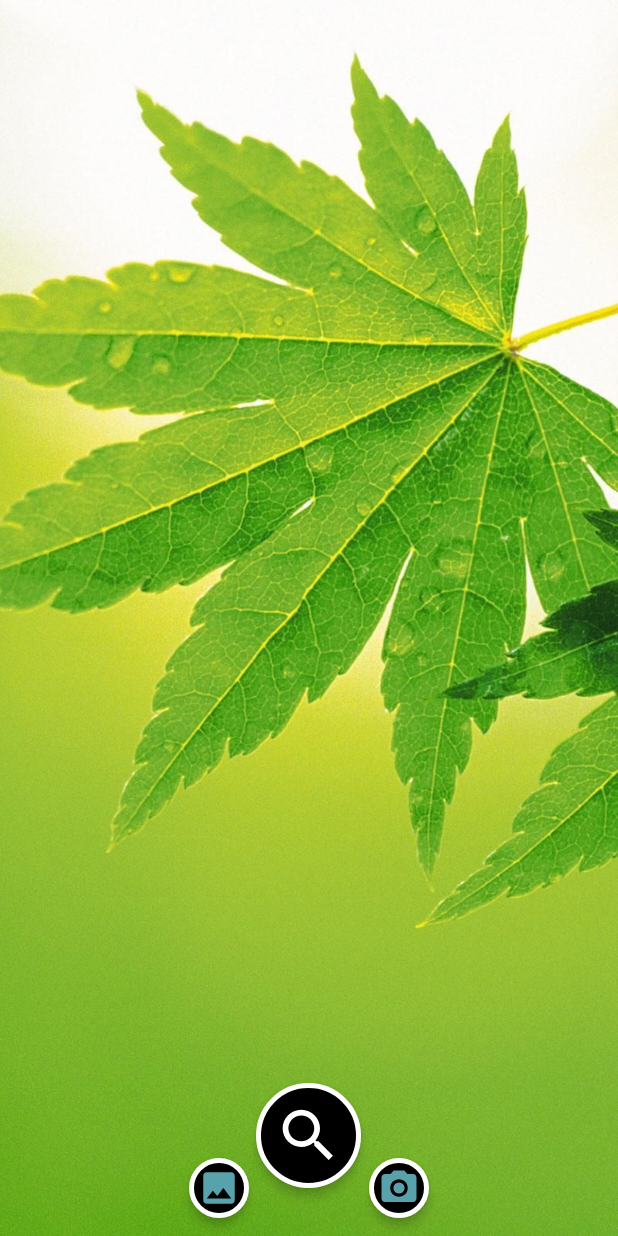
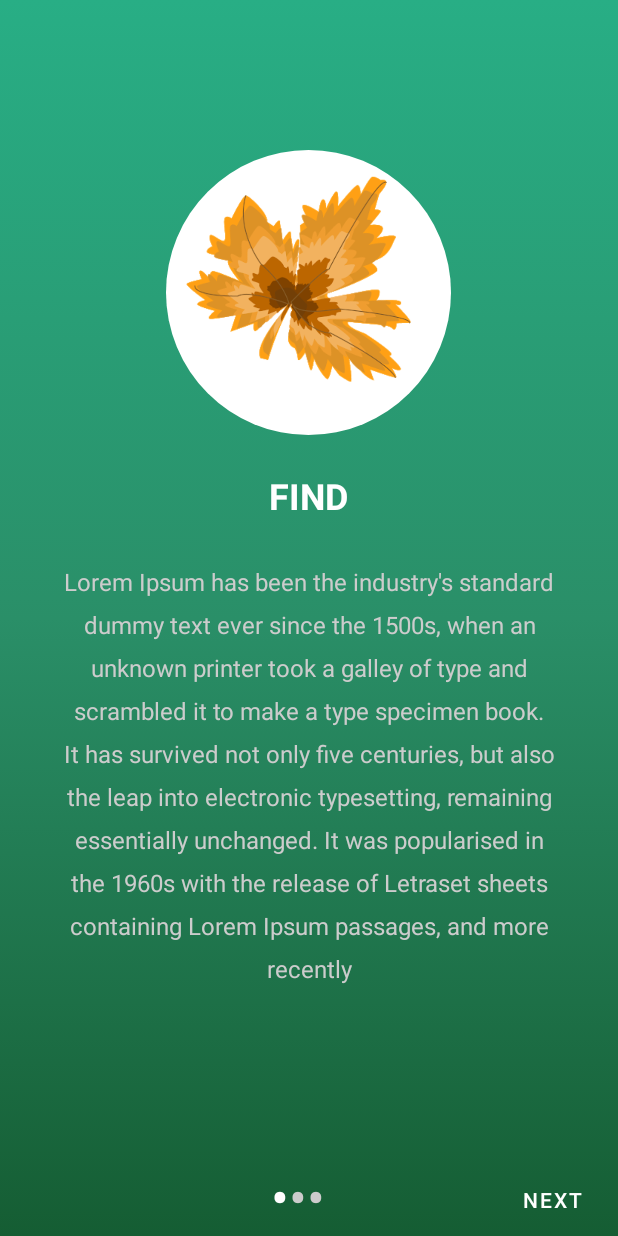
Before and after one commit to smensulaiman/Leaf-Recognition, an Android app: the screen it shows after launch (MainActivity before the commit, WelcomeActivity after it), on a phone screen of 412 x 824 dp. Run offline under Robolectric (Android 15) with nearby library versions, the phone set to English and light mode, and no system bars; our stand-ins replace CircleImageView.

Commit message:
welcome slider

```diff
--- a/app/build.gradle
+++ b/app/build.gradle
@@ -56,4 +56,7 @@ dependencies {
     implementation 'com.google.code.gson:gson:2.8.0'
     implementation 'com.orhanobut:logger:2.1.1'
     implementation 'org.greenrobot:eventbus:3.0.0'
+
+    //circle image
+    implementation 'de.hdodenhof:circleimageview:3.1.0'
 }
--- /dev/null
+++ b/app/src/main/java/com/example/leafrecognition/SliderAdapter.java
@@ -0,0 +1,70 @@
+package com.example.leafrecognition;
+
+import android.content.Context;
+import android.view.LayoutInflater;
+import android.view.View;
+import android.view.ViewGroup;
+import android.widget.ImageView;
+import android.widget.LinearLayout;
+import android.widget.RelativeLayout;
+import android.widget.TextView;
+
+import androidx.annotation.NonNull;
+import androidx.viewpager.widget.PagerAdapter;
+
+import de.hdodenhof.circleimageview.CircleImageView;
+
+
+public class SliderAdapter extends PagerAdapter {
+    Context context;
+    LayoutInflater layoutInflater;
+
+    public SliderAdapter(Context context) {
+        this.context = context;
+    }
+    //Array
+    public int[] sliderImage= new int[]{
+            R.drawable.pata1,
+            R.drawable.pata2,
+            R.drawable.pata3
+    };
+    public String[] headings={
+      "Find","Capture","Show"
+    };
+
+    public String[] discription= {
+      "Lorem Ipsum has been the industry's standard dummy text ever since the 1500s, when an unknown printer took a galley of type and scrambled it to make a type specimen book. It has survived not only five centuries, but also the leap into electronic typesetting, remaining essentially unchanged. It was popularised in the 1960s with the release of Letraset sheets containing Lorem Ipsum passages, and more recently",
+      "Sed ut perspiciatis unde omnis iste natus error sit voluptatem accusantium doloremque laudantium, totam rem aperiam, eaque ipsa quae ab illo inventore veritatis et quasi architecto beatae vitae dicta sunt explicabo. Nemo enim ipsam voluptatem quia voluptas sit aspernatur aut odit aut fugit, sed quia consequuntur magni dolores eos qui ratione voluptatem sequi nesciunt. Neque porro quisquam est, qui dolorem",
+      "ipsum quia dolor sit amet, consectetur, adipisci velit, sed quia non numquam eius modi tempora incidunt ut labore et dolore magnam aliquam quaerat voluptatem. Ut enim ad minima veniam, quis nostrum exercitationem ullam corporis suscipit laboriosam, nisi ut aliquid ex ea commodi consequatur? Quis autem vel eum iure reprehenderit qui in ea voluptate velit esse quam nihil molestiae consequatur, vel illum qui"
+    };
+
+    @Override
+    public int getCount() {
+        return headings.length;
+    }
+
+    @Override
+    public boolean isViewFromObject(@NonNull View view, @NonNull Object object) {
+        return view==(LinearLayout)object;
+    }
+
+    @NonNull
+    @Override
+    public Object instantiateItem(@NonNull ViewGroup container, int position) {
+        layoutInflater=(LayoutInflater)context.getSystemService(context.LAYOUT_INFLATER_SERVICE);
+        View view=layoutInflater.inflate(R.layout.slide_layout,container,false);
+        CircleImageView slideImageView=(CircleImageView) view.findViewById(R.id.slide_img);
+        TextView slideHeading=(TextView)view.findViewById(R.id.slide_heading);
+        TextView slideDescription=(TextView)view.findViewById(R.id.slide_description);
+        slideImageView.setImageResource(sliderImage[position]);
+        slideHeading.setText(headings[position]);
+        slideDescription.setText(discription[position]);
+        container.addView(view);
+        return view;
+    }
+
+    @Override
+    public void destroyItem(@NonNull ViewGroup container, int position, @NonNull Object object) {
+        container.removeView((LinearLayout)object);
+    }
+}
--- /dev/null
+++ b/app/src/main/java/com/example/leafrecognition/WelcomeActivity.java
@@ -0,0 +1,102 @@
+package com.example.leafrecognition;
+
+import androidx.appcompat.app.AppCompatActivity;
+import androidx.viewpager.widget.ViewPager;
+
+import android.os.Bundle;
+import android.text.Html;
+import android.view.View;
+import android.widget.Button;
+import android.widget.LinearLayout;
+import android.widget.TextView;
+
+public class WelcomeActivity extends AppCompatActivity {
+
+    private ViewPager mSlideViewPager;
+    private LinearLayout mdotLayout;
+    private TextView[]mdots;
+    private SliderAdapter sliderAdapter;
+    private Button mNextBtn;
+    private Button mBackBtn;
+    private int mCurrentPage;
+
+    @Override
+    protected void onCreate(Bundle savedInstanceState) {
+        super.onCreate(savedInstanceState);
+        setContentView(R.layout.activity_welcome);
+        mSlideViewPager=(ViewPager)findViewById(R.id.viewpager_id);
+        mdotLayout=(LinearLayout)findViewById(R.id.dotsLayout);
+        mNextBtn=(Button)findViewById(R.id.next_btn);
+        mBackBtn=(Button)findViewById(R.id.privious_btn);
+
+
+
+        sliderAdapter=new SliderAdapter(this);
+        mSlideViewPager.setAdapter(sliderAdapter);
+
+        addDotsIndicator(0);
+        mSlideViewPager.addOnPageChangeListener(viewListener);
+
+        mNextBtn.setOnClickListener(new View.OnClickListener() {
+            @Override
+            public void onClick(View v) {
+                mSlideViewPager.setCurrentItem(mCurrentPage+1);
+            }
+        });
+        mBackBtn.setOnClickListener(new View.OnClickListener() {
+            @Override
+            public void onClick(View v) {
+                mSlideViewPager.setCurrentItem(mCurrentPage-1);
+            }
+        });
+
+    }
+    public void addDotsIndicator(int position){
+        mdots=new TextView[3];
+        mdotLayout.removeAllViews();
+        for (int i=0;i<mdots.length;i++)
+        {
+            mdots[i]=new TextView(this);
+            mdots[i].setText(Html.fromHtml("&#8226"));
+            mdots[i].setTextSize(35);
+            mdots[i].setTextColor(getResources().getColor(R.color.colorTransparentWhite));
+            mdotLayout.addView(mdots[i]);
+        }
+        if (mdots.length>0)
+            mdots[position].setTextColor(getResources().getColor(R.color.colorWhite));
+    }
+    ViewPager.OnPageChangeListener viewListener=new ViewPager.OnPageChangeListener() {
+        @Override
+        public void onPageScrolled(int position, float positionOffset, int positionOffsetPixels) {
+
+        }
+
+        @Override
+        public void onPageSelected(int position) {
+            addDotsIndicator(position);
+            mCurrentPage=position;
+            if (position==0)
+            {
+                mNextBtn.setVisibility(View.VISIBLE);
+                mBackBtn.setVisibility(View.GONE);
+            }
+            else if (position==mdots.length-1)
+            {   mNextBtn.setText("Finish");
+                mNextBtn.setVisibility(View.VISIBLE);
+                mBackBtn.setVisibility(View.VISIBLE);
+            }
+            else
+            {
+                mNextBtn.setText("Next");
+                mNextBtn.setVisibility(View.VISIBLE);
+                mBackBtn.setVisibility(View.VISIBLE);
+            }
+        }
+
+        @Override
+        public void onPageScrollStateChanged(int state) {
+
+        }
+    };
+
+}
--- /dev/null
+++ b/app/src/main/res/drawable/background.xml
@@ -0,0 +1,12 @@
+<?xml version="1.0" encoding="utf-8"?>
+<selector xmlns:android="http://schemas.android.com/apk/res/android">
+<item>
+    <shape android:shape="rectangle"
+        >
+        <gradient android:endColor="#155D33"
+            android:centerColor="#2A8F68"
+            android:angle="-90"
+            android:startColor="#28AE85"/>
+    </shape>
+</item>
+</selector>
--- /dev/null
+++ b/app/src/main/res/drawable/shipe_circle_white_all.xml
@@ -0,0 +1,10 @@
+<?xml version="1.0" encoding="utf-8"?>
+<selector xmlns:android="http://schemas.android.com/apk/res/android">
+<item>
+    <shape android:shape="oval">
+        <solid android:color="@color/white"/>
+        <size android:height="70dp"
+            android:width="70dp"/>
+    </shape>
+</item>
+</selector>
--- a/app/src/main/res/layout/activity_details.xml
+++ b/app/src/main/res/layout/activity_details.xml
@@ -35,7 +35,7 @@ tools:context=".DetailsActivity">
                 android:maxHeight="@dimen/_400sdp"
                 android:minHeight="@dimen/_150sdp"
                 android:scaleType="centerCrop"
-                android:src="@drawable/img1" />
+                android:src="@drawable/pata1" />
         </RelativeLayout>
 
         <androidx.appcompat.widget.Toolbar
--- a/app/src/main/res/layout/activity_main.xml
+++ b/app/src/main/res/layout/activity_main.xml
@@ -10,7 +10,7 @@
         android:id="@+id/imageView1"
         android:layout_width="match_parent"
         android:scaleType="centerCrop"
-        android:src="@drawable/img1"
+        android:src="@drawable/pata1"
         android:layout_height="match_parent"/>
     <ImageView
         android:id="@+id/search"
--- /dev/null
+++ b/app/src/main/res/layout/activity_welcome.xml
@@ -0,0 +1,44 @@
+<?xml version="1.0" encoding="utf-8"?>
+<RelativeLayout xmlns:android="http://schemas.android.com/apk/res/android"
+xmlns:app="http://schemas.android.com/apk/res-auto"
+xmlns:tools="http://schemas.android.com/tools"
+android:layout_width="match_parent"
+android:layout_height="match_parent"
+android:background="@drawable/background"
+tools:context=".WelcomeActivity">
+<androidx.viewpager.widget.ViewPager
+    android:id="@+id/viewpager_id"
+    android:layout_width="match_parent"
+    android:layout_height="match_parent">
+</androidx.viewpager.widget.ViewPager>
+
+<LinearLayout
+    android:id="@+id/dotsLayout"
+    android:layout_width="50dp"
+    android:layout_height="50dp"
+    android:layout_alignParentBottom="true"
+    android:orientation="horizontal"
+    android:layout_centerHorizontal="true"/>
+
+<Button
+    android:id="@+id/privious_btn"
+    android:layout_width="wrap_content"
+    android:layout_height="wrap_content"
+    android:layout_alignParentBottom="true"
+    android:layout_alignParentLeft="true"
+    android:background="@android:color/transparent"
+    android:text="Back"
+    android:visibility="gone"
+    android:layout_alignParentStart="true" />
+
+<Button
+    android:id="@+id/next_btn"
+    android:layout_width="wrap_content"
+    android:layout_height="wrap_content"
+    android:layout_alignParentBottom="true"
+    android:layout_alignParentEnd="true"
+    android:background="@android:color/transparent"
+    android:text="Next"
+    android:visibility="visible"
+    android:layout_alignParentRight="true" />
+</RelativeLayout>
--- /dev/null
+++ b/app/src/main/res/layout/slide_layout.xml
@@ -0,0 +1,49 @@
+<?xml version="1.0" encoding="utf-8"?>
+<LinearLayout xmlns:android="http://schemas.android.com/apk/res/android"
+    xmlns:app="http://schemas.android.com/apk/res-auto"
+    xmlns:tools="http://schemas.android.com/tools"
+    android:layout_width="match_parent"
+    android:orientation="vertical"
+    android:gravity="center_horizontal"
+    android:layout_height="match_parent">
+
+
+    <de.hdodenhof.circleimageview.CircleImageView
+        android:id="@+id/slide_img"
+        android:layout_width="190dp"
+        android:layout_height="190dp"
+        android:layout_marginTop="100dp"
+        android:layout_centerHorizontal="true"
+        android:background="@drawable/shipe_circle_white_all"
+        app:civ_border_width="0dp"
+        android:src="@drawable/pata1"
+        app:civ_border_color="#00000000"/>
+
+    <TextView
+        android:id="@+id/slide_heading"
+        android:layout_width="wrap_content"
+        android:layout_height="wrap_content"
+        android:layout_centerHorizontal="true"
+        android:layout_marginTop="24dp"
+        android:text="Heading"
+        android:textColor="@color/colorWhite"
+        android:textAllCaps="true"
+        android:textSize="24sp"
+        android:textStyle="bold" />
+
+    <TextView
+        android:id="@+id/slide_description"
+        android:layout_width="wrap_content"
+        android:layout_height="wrap_content"
+        android:layout_alignParentStart="true"
+        android:layout_below="@+id/slide_heading"
+        android:padding="30dp"
+        android:textColor="@color/colorTransparentWhite"
+        android:textSize="16sp"
+        android:lineSpacingExtra="10dp"
+        android:text="TextView"
+        android:textAlignment="center"
+        tools:text="loyjflchjbdsljvh  hjdgvkjdbv jvhd;kjv jvh;kjfv djvhndffv  dsjvhnfv dfvh;nejv diovh'kjfvn'jkrgbfrg djfvh;njknkjbvjfv fvh;jonjdfvhioufe;hvofivbnf vovj;hfiofvhb;djfvbrfv ifvh;fvjbnjv ffdjvh;bjfebvjfbv;fv jdvkjdbsvbofvhbfdjvfddfvjhjnhfvfds dsfvjhoidfvhdfv dsvhohoidhvouidfshvfdv fvuhfdoivhfvn"
+        android:layout_alignParentLeft="true"
+        android:gravity="center_horizontal" />
+</LinearLayout>
--- a/app/src/main/res/values/colors.xml
+++ b/app/src/main/res/values/colors.xml
@@ -7,4 +7,6 @@
     <color name="teal_700">#FF018786</color>
     <color name="black">#FF000000</color>
     <color name="white">#FFFFFFFF</color>
+    <color name="colorWhite">#FFFFFF</color>
+    <color name="colorTransparentWhite">#cccccc</color>
 </resources>
```
Also changed, not shown: app/src/main/AndroidManifest.xml (+7 -7 lines), app/src/main/res/drawable/pata1.png (added), app/src/main/res/drawable/pata2.png (added), app/src/main/res/drawable/pata3.jpg (added).
